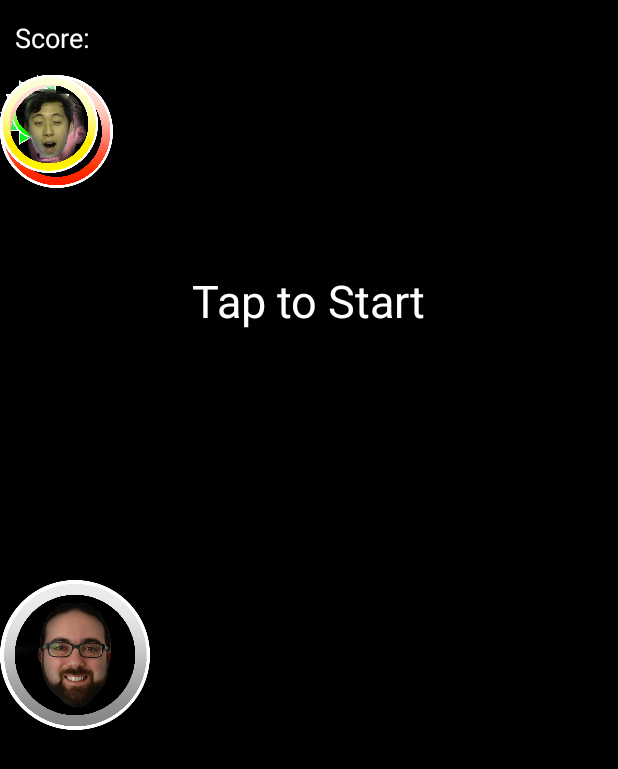
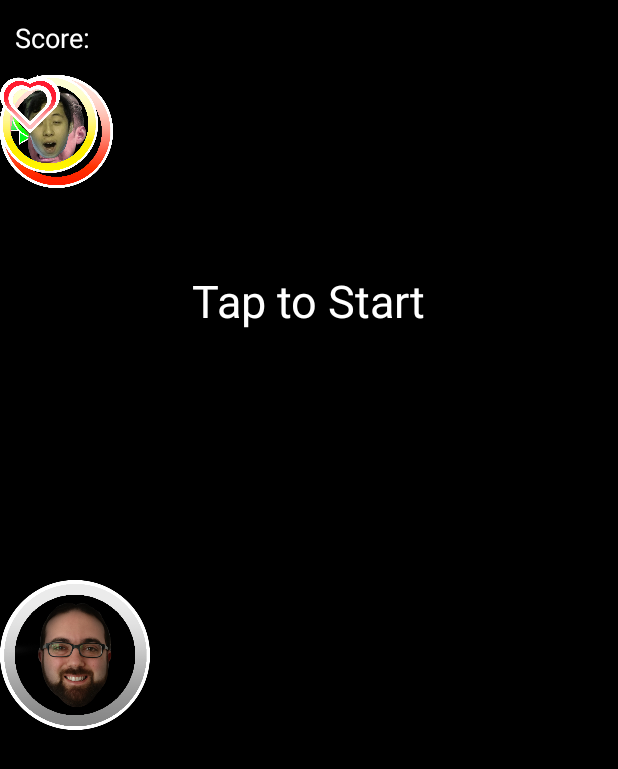
Before and after one commit to lindenvo/OhShoot, an Android app: the layout activity_play.xml on its own in the app's theme, with its tools: preview values and no code run, on a phone screen of 412 x 824 dp. Shown: the top 769 px of the screen. Run offline under Robolectric (Android 15) with nearby library versions, the phone set to English and light mode, and no system bars.

Commit message:
Update activity_play.xml

```diff
--- a/app/src/main/res/layout/activity_play.xml
+++ b/app/src/main/res/layout/activity_play.xml
@@ -53,10 +53,46 @@
             android:src="@drawable/baderic" />
 
         <ImageView
+            android:id="@+id/badericlr"
+            android:layout_width="75dp"
+            android:layout_height="75dp"
+            android:src="@drawable/badericlr" />
+
+        <ImageView
+            android:id="@+id/badericud"
+            android:layout_width="75dp"
+            android:layout_height="75dp"
+            android:src="@drawable/badericud" />
+
+        <ImageView
+            android:id="@+id/badericdu"
+            android:layout_width="75dp"
+            android:layout_height="75dp"
+            android:src="@drawable/badericdu" />
+
+        <ImageView
             android:id="@+id/gooderic"
             android:layout_width="65dp"
             android:layout_height="65dp"
             android:src="@drawable/gooderic" />
+
+        <ImageView
+            android:id="@+id/goodericlr"
+            android:layout_width="65dp"
+            android:layout_height="65dp"
+            android:src="@drawable/goodericlr" />
+
+        <ImageView
+            android:id="@+id/goodericud"
+            android:layout_width="65dp"
+            android:layout_height="65dp"
+            android:src="@drawable/goodericud" />
+
+        <ImageView
+            android:id="@+id/goodericdu"
+            android:layout_width="65dp"
+            android:layout_height="65dp"
+            android:src="@drawable/goodericdu" />
 
         <ImageView
             android:id="@+id/sleepyeric"
@@ -64,6 +100,42 @@
             android:layout_height="65dp"
             android:src="@drawable/sleepyeric" />
 
+        <ImageView
+            android:id="@+id/life1"
+            android:layout_width="40dp"
+            android:layout_height="40dp"
+            android:src="@drawable/life1" />
+
+        <ImageView
+            android:id="@+id/life2"
+            android:layout_width="40dp"
+            android:layout_height="40dp"
+            android:src="@drawable/life2" />
+
+        <ImageView
+            android:id="@+id/life3"
+            android:layout_width="40dp"
+            android:layout_height="40dp"
+            android:src="@drawable/life3" />
+
+        <ImageView
+            android:id="@+id/death1"
+            android:layout_width="40dp"
+            android:layout_height="40dp"
+            android:src="@drawable/death1" />
+
+        <ImageView
+            android:id="@+id/death2"
+            android:layout_width="40dp"
+            android:layout_height="40dp"
+            android:src="@drawable/death2" />
+
+        <ImageView
+            android:id="@+id/death3"
+            android:layout_width="40dp"
+            android:layout_height="40dp"
+            android:src="@drawable/death3" />
+
     </FrameLayout>
 
 </LinearLayout>
```
